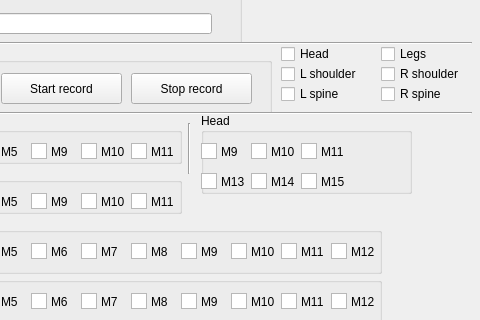
Roboy/roboy_rqt_plugins, file roboy_trajectories_control/resource/roboy_trajectories_control.ui: the form before one commit; both pictures show x 289 to 769 and y 387 to 707 of the 769 by 707 pixel window.
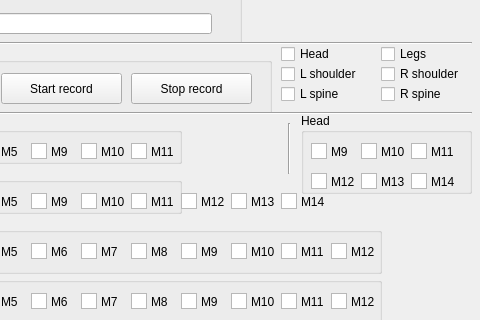
The form after the commit.

Patch:
```diff
--- a/roboy_trajectories_control/resource/roboy_trajectories_control.ui
+++ b/roboy_trajectories_control/resource/roboy_trajectories_control.ui
@@ -330,9 +330,9 @@
   <widget class="QGroupBox" name="head_motors">
    <property name="geometry">
     <rect>
-     <x>490</x>
+     <x>590</x>
      <y>500</y>
-     <width>211</width>
+     <width>171</width>
      <height>81</height>
     </rect>
    </property>
@@ -342,7 +342,7 @@
    <widget class="QLabel" name="label">
     <property name="geometry">
      <rect>
-      <x>20</x>
+      <x>30</x>
       <y>30</y>
       <width>31</width>
       <height>17</height>
@@ -355,7 +355,7 @@
    <widget class="QGraphicsView" name="head_m9">
     <property name="geometry">
      <rect>
-      <x>0</x>
+      <x>10</x>
       <y>30</y>
       <width>16</width>
       <height>16</height>
@@ -368,7 +368,7 @@
    <widget class="QGraphicsView" name="head_m11">
     <property name="geometry">
      <rect>
-      <x>100</x>
+      <x>110</x>
       <y>30</y>
       <width>16</width>
       <height>16</height>
@@ -378,7 +378,7 @@
    <widget class="QLabel" name="label_7">
     <property name="geometry">
      <rect>
-      <x>120</x>
+      <x>130</x>
       <y>30</y>
       <width>31</width>
       <height>17</height>
@@ -388,10 +388,10 @@
      <string>M11</string>
     </property>
    </widget>
-   <widget class="QGraphicsView" name="head_m13">
+   <widget class="QGraphicsView" name="head_m12">
     <property name="geometry">
      <rect>
-      <x>0</x>
+      <x>10</x>
       <y>60</y>
       <width>16</width>
       <height>16</height>
@@ -401,7 +401,7 @@
    <widget class="QLabel" name="label_10">
     <property name="geometry">
      <rect>
-      <x>70</x>
+      <x>80</x>
       <y>30</y>
       <width>31</width>
       <height>17</height>
@@ -414,7 +414,7 @@
    <widget class="QGraphicsView" name="head_m10">
     <property name="geometry">
      <rect>
-      <x>50</x>
+      <x>60</x>
       <y>30</y>
       <width>16</width>
       <height>16</height>
@@ -424,7 +424,53 @@
    <widget class="QLabel" name="label_11">
     <property name="geometry">
      <rect>
-      <x>20</x>
+      <x>30</x>
+      <y>60</y>
+      <width>31</width>
+      <height>17</height>
+     </rect>
+    </property>
+    <property name="text">
+     <string>M12</string>
+    </property>
+   </widget>
+   <widget class="QGraphicsView" name="head_m13">
+    <property name="geometry">
+     <rect>
+      <x>60</x>
+      <y>60</y>
+      <width>16</width>
+      <height>16</height>
+     </rect>
+    </property>
+   </widget>
+   <widget class="QGraphicsView" name="head_m14">
+    <property name="geometry">
+     <rect>
+      <x>110</x>
+      <y>60</y>
+      <width>16</width>
+      <height>16</height>
+     </rect>
+    </property>
+   </widget>
+   <widget class="QLabel" name="label_13">
+    <property name="geometry">
+     <rect>
+      <x>130</x>
+      <y>60</y>
+      <width>31</width>
+      <height>17</height>
+     </rect>
+    </property>
+    <property name="text">
+     <string>M14</string>
+    </property>
+   </widget>
+   <widget class="QLabel" name="label_12">
+    <property name="geometry">
+     <rect>
+      <x>80</x>
       <y>60</y>
       <width>31</width>
       <height>17</height>
@@ -1502,7 +1548,7 @@
   <widget class="Line" name="line_2">
    <property name="geometry">
     <rect>
-     <x>470</x>
+     <x>570</x>
      <y>510</y>
      <width>16</width>
      <height>51</height>
@@ -1676,21 +1722,67 @@
     <number>50</number>
    </property>
   </widget>
-  <widget class="QGraphicsView" name="head_m14">
+  <widget class="QLabel" name="label_89">
    <property name="geometry">
     <rect>
      <x>540</x>
-     <y>560</y>
+     <y>580</y>
+     <width>31</width>
+     <height>17</height>
+    </rect>
+   </property>
+   <property name="text">
+    <string>M13</string>
+   </property>
+  </widget>
+  <widget class="QGraphicsView" name="spine_right_m14">
+   <property name="geometry">
+    <rect>
+     <x>570</x>
+     <y>580</y>
      <width>16</width>
      <height>16</height>
     </rect>
    </property>
   </widget>
-  <widget class="QLabel" name="label_12">
+  <widget class="QLabel" name="label_87">
    <property name="geometry">
     <rect>
-     <x>560</x>
-     <y>560</y>
+     <x>490</x>
+     <y>580</y>
+     <width>31</width>
+     <height>17</height>
+    </rect>
+   </property>
+   <property name="text">
+    <string>M12</string>
+   </property>
+  </widget>
+  <widget class="QGraphicsView" name="spine_right_m12">
+   <property name="geometry">
+    <rect>
+     <x>470</x>
+     <y>580</y>
+     <width>16</width>
+     <height>16</height>
+    </rect>
+   </property>
+  </widget>
+  <widget class="QGraphicsView" name="spine_right_m13">
+   <property name="geometry">
+    <rect>
+     <x>520</x>
+     <y>580</y>
+     <width>16</width>
+     <height>16</height>
+    </rect>
+   </property>
+  </widget>
+  <widget class="QLabel" name="label_88">
+   <property name="geometry">
+    <rect>
+     <x>590</x>
+     <y>580</y>
      <width>31</width>
      <height>17</height>
     </rect>
@@ -1699,29 +1791,6 @@
     <string>M14</string>
    </property>
   </widget>
-  <widget class="QGraphicsView" name="head_m15">
-   <property name="geometry">
-    <rect>
-     <x>590</x>
-     <y>560</y>
-     <width>16</width>
-     <height>16</height>
-    </rect>
-   </property>
-  </widget>
-  <widget class="QLabel" name="label_13">
-   <property name="geometry">
-    <rect>
-     <x>610</x>
-     <y>560</y>
-     <width>31</width>
-     <height>17</height>
-    </rect>
-   </property>
-   <property name="text">
-    <string>M15</string>
-   </property>
-  </widget>
  </widget>
  <layoutdefault spacing="6" margin="11"/>
  <resources/>
```
